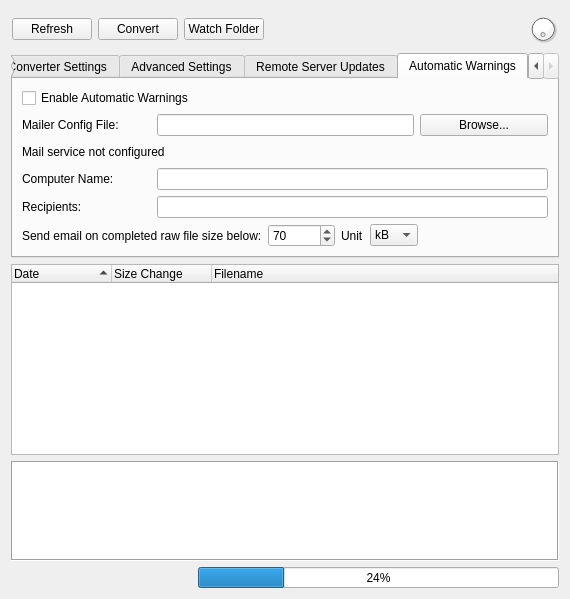
Before: the Qt Designer form src/mzwatcher/mzWatcherGui.ui in eugenemel/maven, drawn with Qt 5.
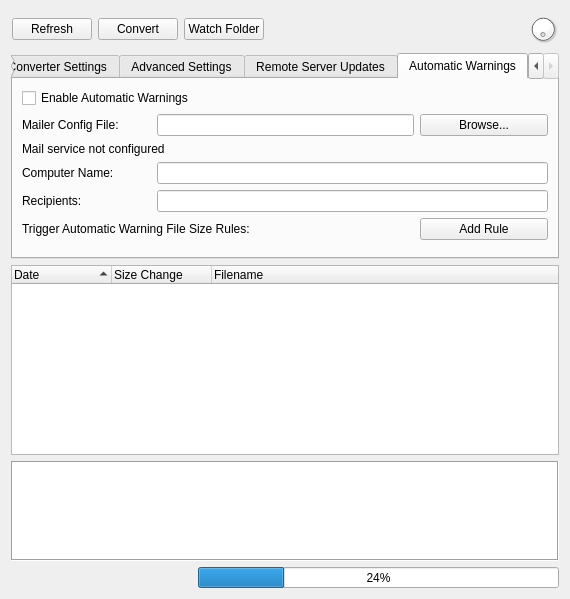
After: the same form once the commit is applied. The open tabs and pages were chosen to show the change. Icons and pictures are not drawn.

Commit message: Issue 859: Generalized trigger warning rule system to allow file name-specific triggers.

Patch:
```diff
--- a/src/mzwatcher/mzWatcherGui.ui
+++ b/src/mzwatcher/mzWatcherGui.ui
@@ -540,65 +540,28 @@
        <item row="4" column="1" colspan="3">
         <widget class="QLineEdit" name="warningEmailAddressesEdit"/>
        </item>
-       <item row="5" column="0" colspan="4">
-        <layout class="QHBoxLayout" name="horizontalLayout_warningThreshold">
-         <item>
+       <item row="5" column="0" colspan="3">
           <widget class="QLabel" name="label_15">
            <property name="text">
-            <string>Send email on completed raw file size below:</string>
+          <string>Trigger Automatic Warning File Size Rules:</string>
            </property>
           </widget>
          </item>
-         <item>
-          <widget class="QSpinBox" name="warningThresholdSpinBox">
-           <property name="maximum">
-            <number>1000000000</number>
-           </property>
-           <property name="value">
-            <number>70</number>
-           </property>
-          </widget>
-         </item>
-         <item>
-          <widget class="QLabel" name="label_16">
+       <item row="5" column="3">
+        <widget class="QPushButton" name="addWarningSizeRuleButton">
            <property name="text">
-            <string>Unit</string>
+          <string>Add Rule</string>
            </property>
           </widget>
          </item>
-         <item>
-          <widget class="QComboBox" name="warningThresholdUnitBox">
-           <item>
-            <property name="text">
-             <string>kB</string>
-            </property>
-           </item>
-           <item>
-            <property name="text">
-             <string>MB</string>
-            </property>
-           </item>
-           <item>
-            <property name="text">
-             <string>GB</string>
-            </property>
-           </item>
-          </widget>
-         </item>
-         <item>
-          <spacer name="horizontalSpacer_warningThreshold">
-           <property name="orientation">
-            <enum>Qt::Orientation::Horizontal</enum>
-           </property>
-           <property name="sizeHint" stdset="0">
-            <size>
-             <width>40</width>
-             <height>20</height>
-            </size>
-           </property>
-          </spacer>
-         </item>
-        </layout>
+       <item row="6" column="0" colspan="4">
+        <widget class="QWidget" name="warningSizeRulesContainer">
+         <layout class="QVBoxLayout" name="warningSizeRulesContainerLayout">
+          <property name="margin">
+           <number>0</number>
+          </property>
+         </layout>
+        </widget>
        </item>
       </layout>
      </widget>
```
Lines whose indentation alone changed are shown as unchanged. The commit also changes 3 other files.
